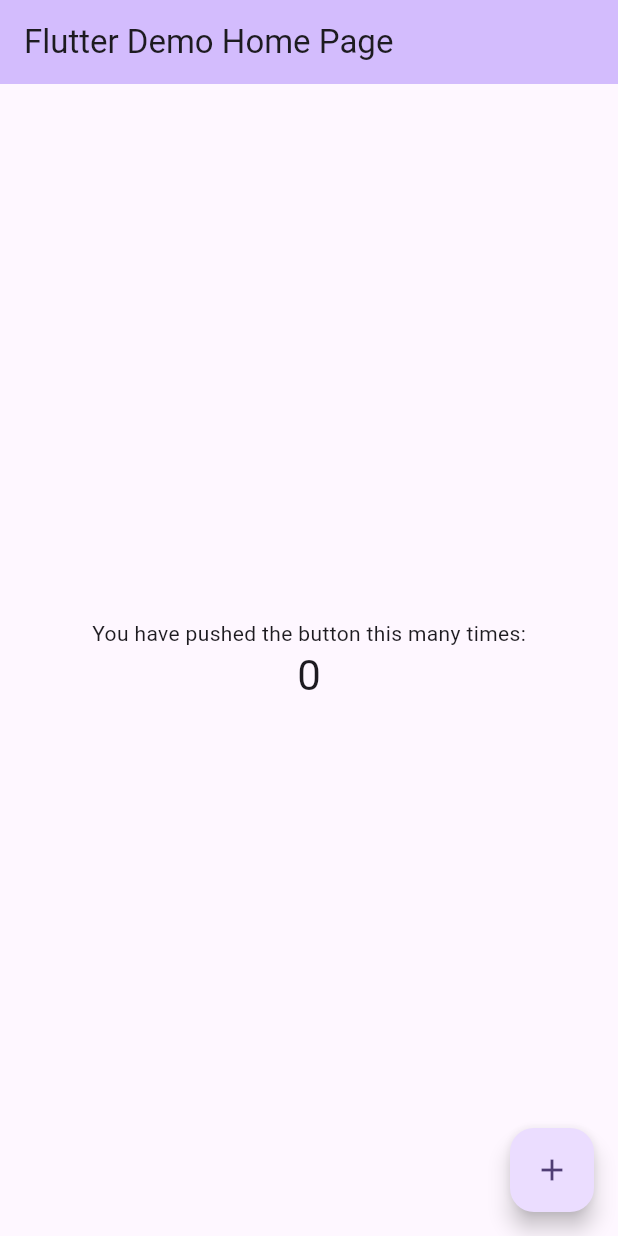
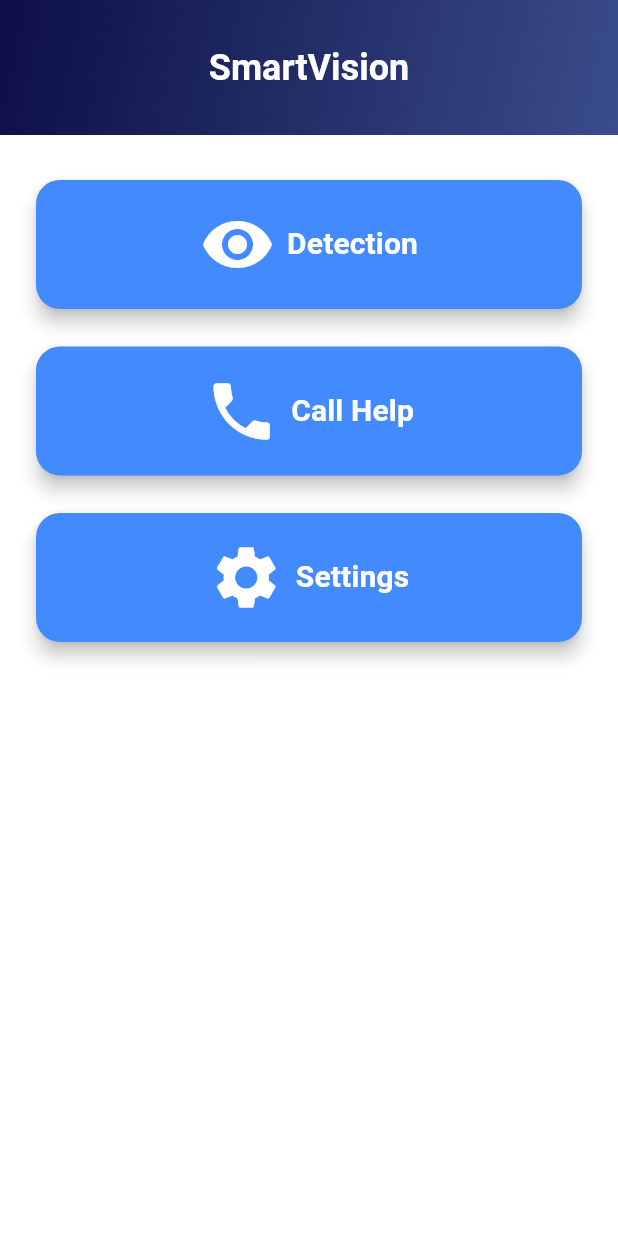
Before and after one commit to nihalabasheer/smartvision, a Flutter app: the screen it shows after launch, on a phone screen of 412 x 824 dp. Run offline on Flutter 3.47's test engine with Material 3 defaults, Android fonts, the phone set to English and light mode, and no system bars.

Commit message:
added splash screen and home screen

```diff
--- a/lib/main.dart
+++ b/lib/main.dart
@@ -1,125 +1,20 @@
 import 'package:flutter/material.dart';
+import 'screens/splash_screen.dart';
 
 void main() {
-  runApp(const MyApp());
+  runApp(SmartVisionApp());
 }
 
-class MyApp extends StatelessWidget {
-  const MyApp({super.key});
-
-  // This widget is the root of your application.
+class SmartVisionApp extends StatelessWidget {
   @override
   Widget build(BuildContext context) {
     return MaterialApp(
-      title: 'Flutter Demo',
+      title: 'SmartVision',
       theme: ThemeData(
-        // This is the theme of your application.
-        //
-        // TRY THIS: Try running your application with "flutter run". You'll see
-        // the application has a purple toolbar. Then, without quitting the app,
-        // try changing the seedColor in the colorScheme below to Colors.green
-        // and then invoke "hot reload" (save your changes or press the "hot
-        // reload" button in a Flutter-supported IDE, or press "r" if you used
-        // the command line to start the app).
-        //
-        // Notice that the counter didn't reset back to zero; the application
-        // state is not lost during the reload. To reset the state, use hot
-        // restart instead.
-        //
-        // This works for code too, not just values: Most code changes can be
-        // tested with just a hot reload.
-        colorScheme: ColorScheme.fromSeed(seedColor: Colors.deepPurple),
-        useMaterial3: true,
+        primarySwatch: Colors.deepPurple,
       ),
-      home: const MyHomePage(title: 'Flutter Demo Home Page'),
+      home: SplashScreen(),
+      debugShowCheckedModeBanner: false,
     );
   }
 }
-
-class MyHomePage extends StatefulWidget {
-  const MyHomePage({super.key, required this.title});
-
-  // This widget is the home page of your application. It is stateful, meaning
-  // that it has a State object (defined below) that contains fields that affect
-  // how it looks.
-
-  // This class is the configuration for the state. It holds the values (in this
-  // case the title) provided by the parent (in this case the App widget) and
-  // used by the build method of the State. Fields in a Widget subclass are
-  // always marked "final".
-
-  final String title;
-
-  @override
-  State<MyHomePage> createState() => _MyHomePageState();
-}
-
-class _MyHomePageState extends State<MyHomePage> {
-  int _counter = 0;
-
-  void _incrementCounter() {
-    setState(() {
-      // This call to setState tells the Flutter framework that something has
-      // changed in this State, which causes it to rerun the build method below
-      // so that the display can reflect the updated values. If we changed
-      // _counter without calling setState(), then the build method would not be
-      // called again, and so nothing would appear to happen.
-      _counter++;
-    });
-  }
-
-  @override
-  Widget build(BuildContext context) {
-    // This method is rerun every time setState is called, for instance as done
-    // by the _incrementCounter method above.
-    //
-    // The Flutter framework has been optimized to make rerunning build methods
-    // fast, so that you can just rebuild anything that needs updating rather
-    // than having to individually change instances of widgets.
-    return Scaffold(
-      appBar: AppBar(
-        // TRY THIS: Try changing the color here to a specific color (to
-        // Colors.amber, perhaps?) and trigger a hot reload to see the AppBar
-        // change color while the other colors stay the same.
-        backgroundColor: Theme.of(context).colorScheme.inversePrimary,
-        // Here we take the value from the MyHomePage object that was created by
-        // the App.build method, and use it to set our appbar title.
-        title: Text(widget.title),
-      ),
-      body: Center(
-        // Center is a layout widget. It takes a single child and positions it
-        // in the middle of the parent.
-        child: Column(
-          // Column is also a layout widget. It takes a list of children and
-          // arranges them vertically. By default, it sizes itself to fit its
-          // children horizontally, and tries to be as tall as its parent.
-          //
-          // Column has various properties to control how it sizes itself and
-          // how it positions its children. Here we use mainAxisAlignment to
-          // center the children vertically; the main axis here is the vertical
-          // axis because Columns are vertical (the cross axis would be
-          // horizontal).
-          //
-          // TRY THIS: Invoke "debug painting" (choose the "Toggle Debug Paint"
-          // action in the IDE, or press "p" in the console), to see the
-          // wireframe for each widget.
-          mainAxisAlignment: MainAxisAlignment.center,
-          children: <Widget>[
-            const Text(
-              'You have pushed the button this many times:',
-            ),
-            Text(
-              '$_counter',
-              style: Theme.of(context).textTheme.headlineMedium,
-            ),
-          ],
-        ),
-      ),
-      floatingActionButton: FloatingActionButton(
-        onPressed: _incrementCounter,
-        tooltip: 'Increment',
-        child: const Icon(Icons.add),
-      ), // This trailing comma makes auto-formatting nicer for build methods.
-    );
-  }
-}
--- /dev/null
+++ b/lib/screens/home_screen.dart
@@ -0,0 +1,87 @@
+import 'package:flutter/material.dart';
+
+class HomeScreen extends StatelessWidget {
+  @override
+  Widget build(BuildContext context) {
+    return Scaffold(
+      backgroundColor: Colors.white, // White background for the main body
+      appBar: AppBar(
+        title: Text('SmartVision', style: TextStyle(color: Colors.white, fontSize: 24, fontWeight: FontWeight.bold)),
+        centerTitle: true,
+        elevation: 0,
+        toolbarHeight: 90, // Adjusted height for a better look
+        flexibleSpace: Container(
+          decoration: BoxDecoration(
+            gradient: LinearGradient(
+              colors: [Color(0xFF0C0E47), Color(0xFF3A4D8A)], // Gradient colors
+              begin: Alignment.topLeft,
+              end: Alignment.bottomRight,
+            ),
+          ),
+        ),
+      ),
+      body: Padding(
+        padding: const EdgeInsets.only(left: 24.0, right: 24.0, top: 30.0), // Added top padding for better alignment
+        child: Column(
+          mainAxisAlignment: MainAxisAlignment.start,
+          children: [
+            HomeButton(
+              icon: Icons.visibility,
+              label: 'Detection',
+              onTap: () {
+                // Navigate to Object & Face Detection
+              },
+            ),
+            SizedBox(height: 25), // More spacing between buttons
+            HomeButton(
+              icon: Icons.phone,
+              label: 'Call Help',
+              onTap: () {
+                // Navigate to Call Help or trigger emergency call
+              },
+            ),
+            SizedBox(height: 25), // More spacing between buttons
+            HomeButton(
+              icon: Icons.settings,
+              label: 'Settings',
+              onTap: () {
+                // Navigate to Settings
+              },
+            ),
+          ],
+        ),
+      ),
+    );
+  }
+}
+
+class HomeButton extends StatelessWidget {
+  final IconData icon;
+  final String label;
+  final VoidCallback onTap;
+
+  const HomeButton({
+    required this.icon,
+    required this.label,
+    required this.onTap,
+  });
+
+  @override
+  Widget build(BuildContext context) {
+    return ElevatedButton.icon(
+      onPressed: onTap,
+      icon: Icon(icon, size: 50), // Larger icon size for better visual impact
+      label: Text(label, style: TextStyle(fontSize: 20, fontWeight: FontWeight.bold)), // Larger and bold font for readability
+      style: ElevatedButton.styleFrom(
+        minimumSize: Size(double.infinity, 70), // Larger button size
+        backgroundColor: Colors.blueAccent,
+        foregroundColor: Colors.white,
+        shape: RoundedRectangleBorder(
+          borderRadius: BorderRadius.circular(16),
+        ),
+        padding: EdgeInsets.symmetric(vertical: 18), // Vertical padding for better touch area
+        elevation: 5, // Added shadow for depth
+      ),
+    );
+  }
+}
```
Also changed, not shown: lib/screens/splash_screen.dart (added, +62 -0 lines), pubspec.yaml (+7 -66 lines), assets/images/logo3.png (added).
